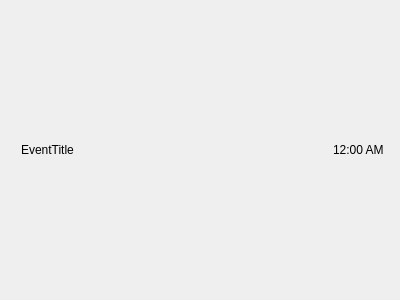
Qt form view/eventMonthView.ui (martin-cao/EverCal) before a commit.
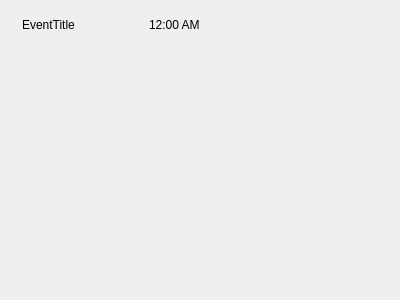
The same form after that commit.

Commit message:
feat: Integrate SQLAlchemy ORM with Calendar and Event classes
- Created `Calendar.py` with SQLAlchemy models for `Calendar` and `Event`.
- Implemented constructors and methods for `Calendar` and `Event` classes.
- Added `DatabaseConnection.py` to initialize SQLAlchemy and manage database connections.
- Created `models.py` to handle CRUD operations for `Calendar` and `Event` objects.
- Implemented methods for inserting, updating, deleting, and retrieving `Calendar` and `Event` objects.

Patch:
```diff
--- a/view/eventMonthView.ui
+++ b/view/eventMonthView.ui
@@ -13,6 +13,15 @@
   <property name="windowTitle">
    <string>Form</string>
   </property>
+  <widget class="QWidget" name="">
+   <property name="geometry">
+    <rect>
+     <x>12</x>
+     <y>13</y>
+     <width>193</width>
+     <height>24</height>
+    </rect>
+   </property>
   <layout class="QHBoxLayout" name="horizontalLayout_2">
    <item>
     <widget class="QLabel" name="label">
@@ -34,11 +43,14 @@
        <height>12</height>
       </size>
      </property>
+      <property name="autoFillBackground">
+       <bool>true</bool>
+      </property>
      <property name="styleSheet">
-      <string notr="true">background-color: {green}; border-radius: 6px;</string>
-     </property>
-     <property name="text">
-      <string/>
+       <string notr="true">background-color: {green}; corner-radius: {6px};</string>
+      </property>
+      <property name="scaledContents">
+       <bool>false</bool>
      </property>
     </widget>
    </item>
@@ -110,6 +122,7 @@
     </layout>
    </item>
   </layout>
+  </widget>
  </widget>
  <resources/>
  <connections/>
```
Left out of the diff: 2 changed lines with no effect on the pictures. Lines whose indentation alone changed are shown as unchanged. The commit also changes 7 other files.
